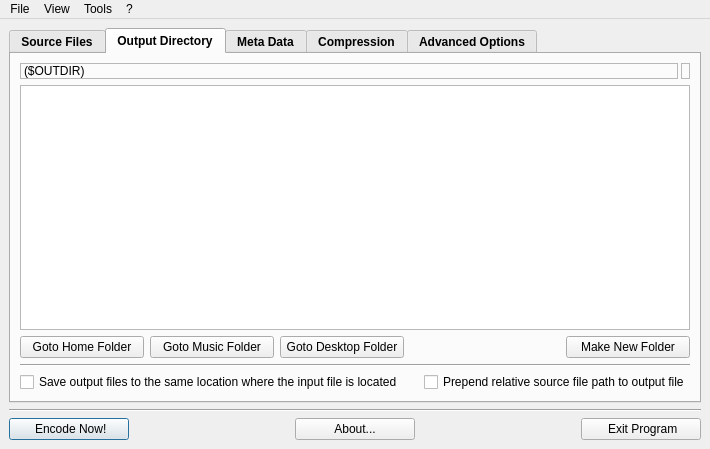
Above: gui/MainWindow.ui from lordmulder/LameXP before the change. Below: the same form after it.
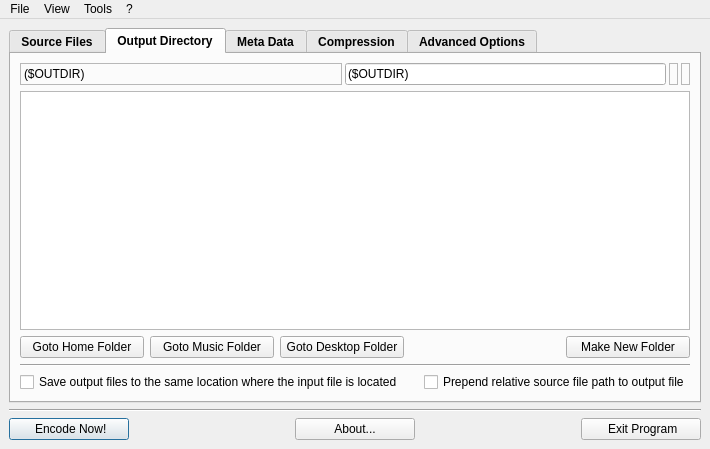
That is the form after the change. The open tabs and pages were chosen to show the change. Icons and pictures are not drawn.

Commit message: Added button to edit the current output path in a simple LineEdit control.

What changed in the file:
```diff
--- a/gui/MainWindow.ui
+++ b/gui/MainWindow.ui
@@ -340,6 +340,41 @@
                 </property>
                </widget>
               </item>
+              <item>
+               <widget class="QLineEdit" name="outputFolderEdit">
+                <property name="sizePolicy">
+                 <sizepolicy hsizetype="Minimum" vsizetype="Preferred">
+                  <horstretch>0</horstretch>
+                  <verstretch>0</verstretch>
+                 </sizepolicy>
+                </property>
+                <property name="text">
+                 <string notr="true">($OUTDIR)</string>
+                </property>
+               </widget>
+              </item>
+              <item>
+               <widget class="QLabel" name="outputFoldersEditorLabel">
+                <property name="sizePolicy">
+                 <sizepolicy hsizetype="Maximum" vsizetype="Preferred">
+                  <horstretch>0</horstretch>
+                  <verstretch>0</verstretch>
+                 </sizepolicy>
+                </property>
+                <property name="toolTip">
+                 <string>Edit Output Path</string>
+                </property>
+                <property name="frameShape">
+                 <enum>QFrame::StyledPanel</enum>
+                </property>
+                <property name="text">
+                 <string notr="true"/>
+                </property>
+                <property name="pixmap">
+                 <pixmap resource="../res/Icons.qrc">:/icons/drive_edit.png</pixmap>
+                </property>
+               </widget>
+              </item>
               <item>
                <widget class="QLabel" name="outputFoldersFovoritesLabel">
                 <property name="sizePolicy">
```
Left out of the diff: 11 changed lines with no effect on the pictures. The commit also changes 17 other files.
